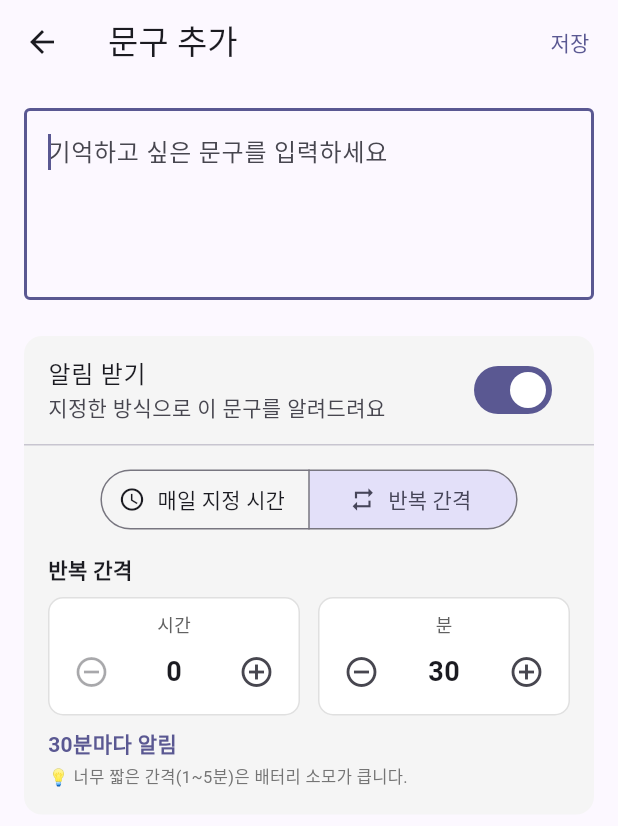
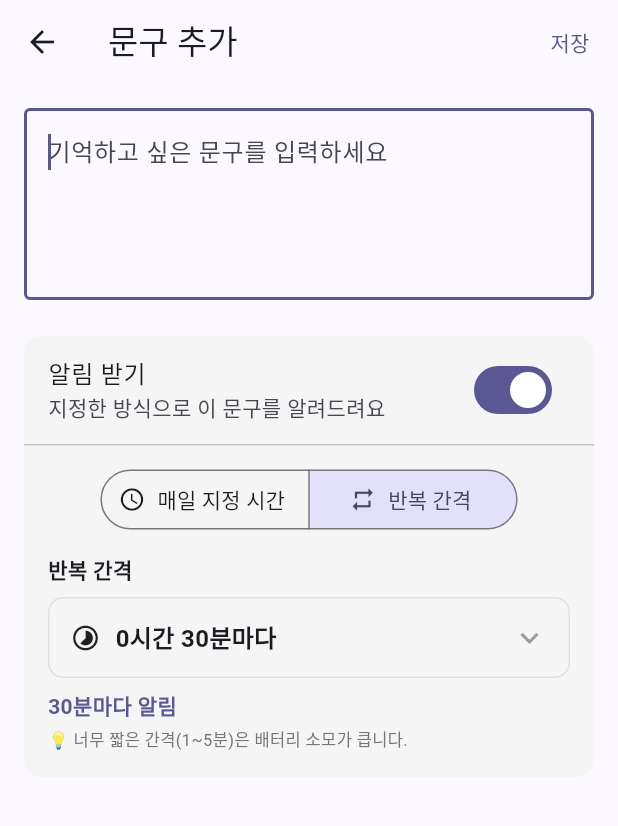
Before and after one commit to hongsytop-tech/Mobile-Application-Maker, a Flutter app: the QuoteEditScreen screen opened directly, after a tap on "알림 받기", after a tap on "반복 간격", on a phone screen of 412 x 824 dp. Shown: the top 826 px of the screen. Run offline on Flutter 3.47's test engine with Material 3 defaults, Android fonts, the phone set to English and light mode, and no system bars; our stand-ins replace cached_network_image, dio, fl_chart, flutter_dotenv, flutter_local_notifications, flutter_riverpod and 7 more; missing offline and left inert: dart:html; accounts and stored records are empty; network calls fail; Roboto replaces fonts that are missing (Pretendard).

```diff
--- a/lib/features/quotes/screens/quote_edit_screen.dart
+++ b/lib/features/quotes/screens/quote_edit_screen.dart
@@ -212,31 +212,45 @@ class _QuoteEditScreenState extends ConsumerState<QuoteEditScreen> {
                                 fontSize: 14, fontWeight: FontWeight.w600),
                           ),
                           const SizedBox(height: 8),
-                          Row(
-                            children: [
-                              Expanded(
-                                child: _NumberStepper(
-                                  label: '시간',
-                                  value: _intervalHours,
-                                  min: 0,
-                                  max: 23,
-                                  onChanged: (v) =>
-                                      setState(() => _intervalHours = v),
-                                ),
+                          InkWell(
+                            borderRadius: BorderRadius.circular(10),
+                            onTap: () async {
+                              final picked = await pickWheelDuration(
+                                context,
+                                initialHours: _intervalHours,
+                                initialMinutes: _intervalMinutes,
+                              );
+                              if (picked != null) {
+                                setState(() {
+                                  _intervalHours = picked.hour;
+                                  _intervalMinutes = picked.minute;
+                                });
+                              }
+                            },
+                            child: Container(
+                              padding: const EdgeInsets.symmetric(
+                                  horizontal: 14, vertical: 14),
+                              decoration: BoxDecoration(
+                                color: Colors.grey.shade100,
+                                borderRadius: BorderRadius.circular(10),
+                                border: Border.all(color: Colors.grey.shade300),
                               ),
-                              const SizedBox(width: 12),
-                              Expanded(
-                                child: _NumberStepper(
-                                  label: '분',
-                                  value: _intervalMinutes,
-                                  min: 0,
-                                  max: 59,
-                                  step: 1,
-                                  onChanged: (v) =>
-                                      setState(() => _intervalMinutes = v),
-                                ),
+                              child: Row(
+                                children: [
+                                  const Icon(Icons.timelapse, size: 20),
+                                  const SizedBox(width: 10),
+                                  Text(
+                                    '${_intervalHours}시간 ${_intervalMinutes}분마다',
+                                    style: const TextStyle(
+                                        fontSize: 16,
+                                        fontWeight: FontWeight.bold),
+                                  ),
+                                  const Spacer(),
+                                  Icon(Icons.expand_more,
+                                      color: Colors.grey.shade500),
+                                ],
                               ),
-                            ],
+                            ),
                           ),
                           const SizedBox(height: 8),
                           Text(
```
Also changed, not shown: lib/features/quotes/screens/quote_rotation_settings_screen.dart (+30 -21 lines), lib/features/todo/widgets/wheel_time_picker.dart (+84 -23 lines).
